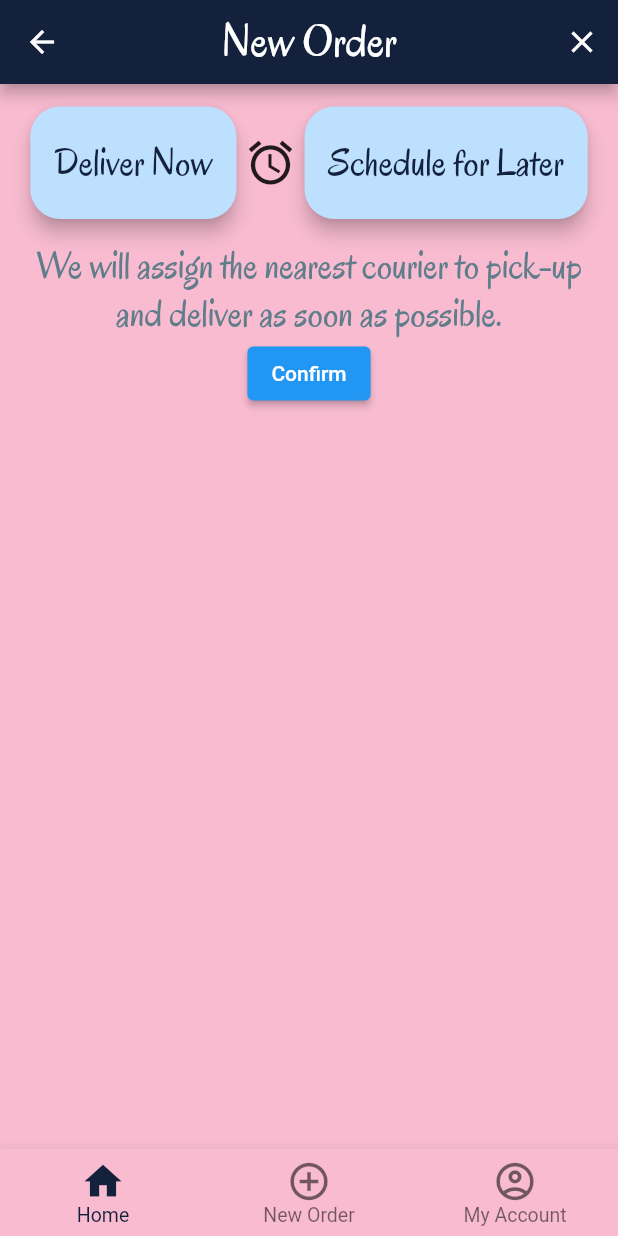
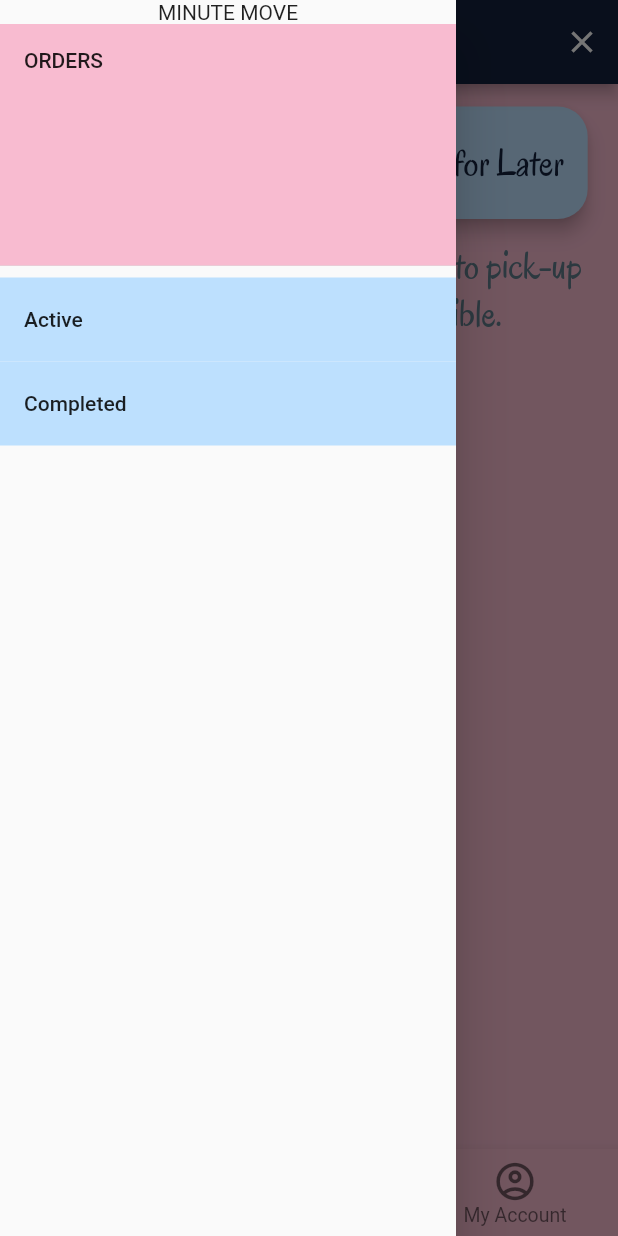
Before and after one commit to krishang-parakh/minutemove, a Flutter app: the NewOrders screen opened by its route, with the side drawer open (before the commit the screen has no drawer), on a phone screen of 412 x 824 dp. Run offline on Flutter 3.47's test engine with Material 2 defaults, Android fonts, the phone set to English and light mode, and no system bars; our stand-ins replace cloud_firestore, firebase_auth, firebase_core, google_sign_in; accounts and stored records are empty.

Commit message:
added drawers to new orders page

```diff
--- a/lib/new_orders.dart
+++ b/lib/new_orders.dart
@@ -1,9 +1,39 @@
 import 'package:flutter/material.dart';
 
+// ignore: use_key_in_widget_constructors
 class NewOrders extends StatelessWidget {
   @override
   Widget build(BuildContext context) {
     return Scaffold(
+      drawer: Drawer(
+        child: ListView(
+          padding: EdgeInsets.zero,
+          children: <Widget>[
+            new Align(
+              alignment: FractionalOffset.bottomCenter,
+              child: new Text('MINUTE MOVE'),
+            ),
+            DrawerHeader(
+              child:
+              Text('ORDERS'),
+              decoration: BoxDecoration(
+                color: const Color(0xFFF8BBD0),
+              ),
+            ),
+            ListTile(
+              title: Text('Active'),
+              tileColor: const Color(0xFFBDE0FE),
+
+              onTap: () {},
+            ),
+            ListTile(
+              title: Text('Completed'),
+              tileColor: const Color(0xFFBDE0FE),
+              onTap: () {},
+            ),
+          ],
+        ),
+      ),
       backgroundColor: const Color(0xFFF8BBD0),
       bottomNavigationBar: BottomNavigationBar(
         type: BottomNavigationBarType.fixed,
@@ -103,7 +133,7 @@
                 onPressed: () {
                   Navigator.pushNamed(context, "/payment");
                 },
-                child: Text('Confirm'))
+                child: const Text('Confirm'))
           ],
         ),
       ),
```
Also changed, not shown: pubspec.lock.
